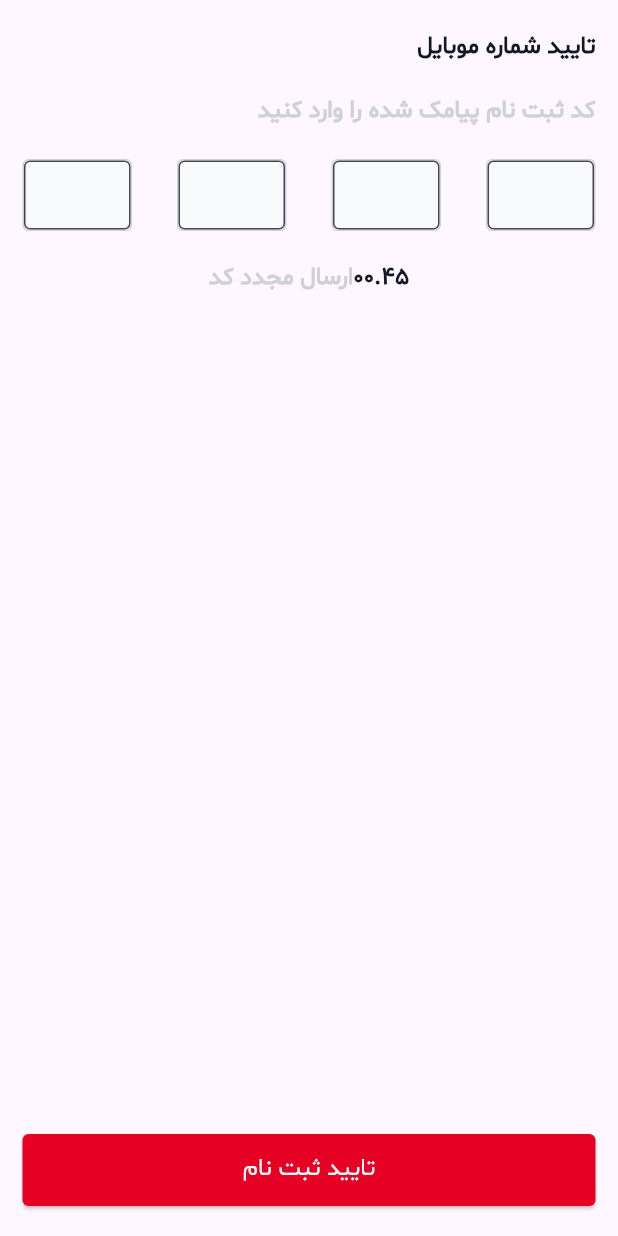
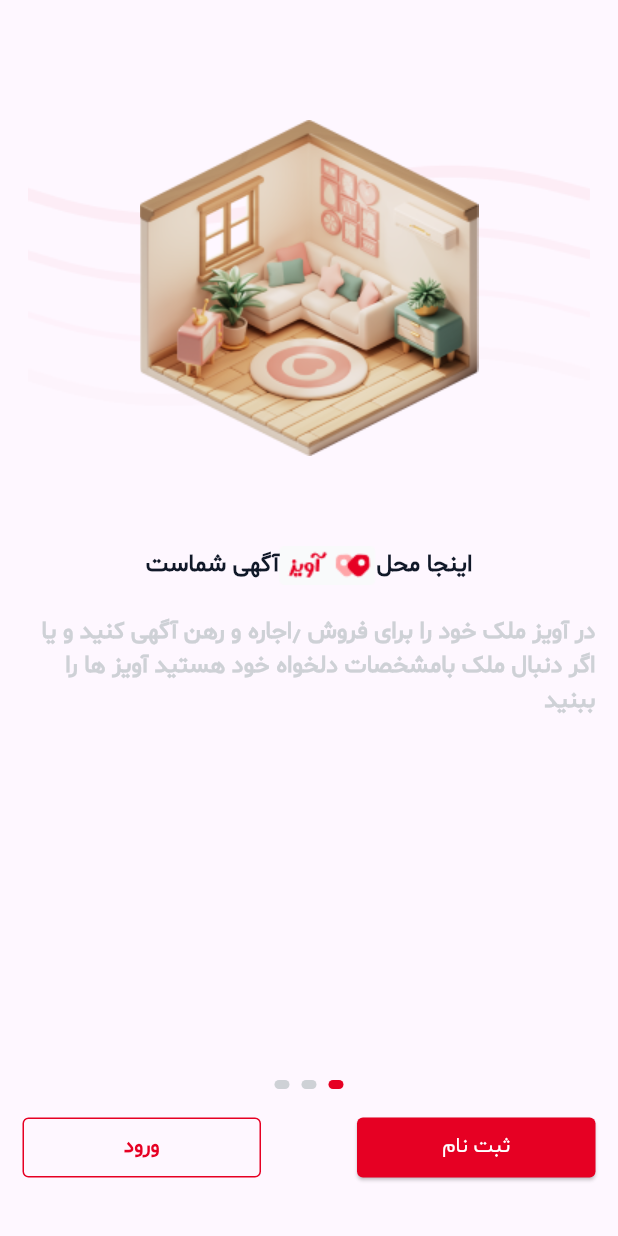
Before and after one commit to mehdishamekhi/divar_ui, a Flutter app: the screen it shows after launch, on a phone screen of 412 x 824 dp. Run offline on Flutter 3.47's test engine with Material 3 defaults, Android fonts, the phone set to English and light mode, and no system bars; drawn by our look-alikes of smooth_page_indicator; our stand-ins replace dotted_line.

Commit message:
complete welcom page

```diff
--- a/lib/main.dart
+++ b/lib/main.dart
@@ -6,6 +6,7 @@ import 'package:divar_ui/screen/login2.dart';
 import 'package:divar_ui/screen/profile_screen.dart';
 import 'package:divar_ui/screen/signup1.dart';
 import 'package:divar_ui/screen/signup2.dart';
+import 'package:divar_ui/screen/welcome_page.dart';
 import 'package:flutter/material.dart';
 
 void main() {
@@ -19,7 +20,7 @@ class MyApp extends StatelessWidget {
   Widget build(BuildContext context) {
     return MaterialApp(
       debugShowCheckedModeBanner: false,
-      home: Siginup2(),
+      home: WellcomePage(),
     );
   }
 }
--- /dev/null
+++ b/lib/screen/welcome_page.dart
@@ -0,0 +1,137 @@
+import 'package:divar_ui/util/colors.dart';
+import 'package:divar_ui/widgets/red_bottom.dart';
+import 'package:flutter/material.dart';
+import 'package:smooth_page_indicator/smooth_page_indicator.dart';
+
+class WellcomePage extends StatelessWidget {
+  const WellcomePage({super.key});
+
+  @override
+  Widget build(BuildContext context) {
+    var controller = PageController();
+    return Scaffold(
+      body: Directionality(
+        textDirection: TextDirection.rtl,
+        child: SafeArea(
+          child: Padding(
+            padding: const EdgeInsets.symmetric(
+              vertical: 20,
+              horizontal: 15,
+            ),
+            child: Column(
+              children: [
+                Padding(
+                  padding: const EdgeInsets.symmetric(vertical: 60),
+                  child: SizedBox(
+                    height: 224,
+                    width: double.infinity,
+                    child: PageView.builder(
+                      controller: controller,
+                      itemCount: 3,
+                      itemBuilder: (context, int) {
+                        return Stack(
+                          alignment: Alignment.center,
+                          children: [
+                            Image.asset('assets/images/welcome1.png'),
+                            Image.asset('assets/images/welcome2.png'),
+                          ],
+                        );
+                      },
+                    ),
+                  ),
+                ),
+                Row(
+                  mainAxisAlignment: MainAxisAlignment.center,
+                  children: [
+                    const Text(
+                      'اینجا محل',
+                      style: TextStyle(
+                        fontSize: 16,
+                        fontFamily: 'shabnam',
+                        color: AppColor.black,
+                        fontWeight: FontWeight.bold,
+                      ),
+                    ),
+                    Image.asset('assets/images/loginframe.png'),
+                    const Text(
+                      'آگهی شماست',
+                      style: TextStyle(
+                        fontSize: 16,
+                        fontFamily: 'shabnam',
+                        color: AppColor.black,
+                        fontWeight: FontWeight.bold,
+                      ),
+                    ),
+                  ],
+                ),
+                const SizedBox(
+                  height: 20,
+                ),
+                const Text(
+                  'در آویز ملک خود را برای فروش ٫اجاره و رهن آگهی کنید و یا اگر دنبال ملک بامشخصات دلخواه خود هستید آویز ها را ببنید',
+                  style: TextStyle(
+                    fontSize: 16,
+                    fontFamily: 'shabnam',
+                    color: AppColor.grey,
+                    fontWeight: FontWeight.bold,
+                  ),
+                ),
+                const Spacer(),
+                SmoothPageIndicator(
+                  effect: const WormEffect(
+                    dotColor: AppColor.grey,
+                    activeDotColor: AppColor.red,
+                    dotHeight: 6,
+                    dotWidth: 10,
+                    type: WormType.normal,
+                  ),
+                  controller: controller,
+                  count: 3,
+                ),
+                Padding(
+                  padding: const EdgeInsets.symmetric(
+                    vertical: 15,
+                  ),
+                  child: Row(
+                    children: [
+                      const RedBottom(
+                        radius: 4,
+                        width: 159,
+                        height: 40,
+                        topic: 'ثبت نام',
+                        fontsize: 14,
+                      ),
+                      const Spacer(),
+                      Container(
+                        height: 40,
+                        width: 159,
+                        decoration: BoxDecoration(
+                          border: Border.all(
+                            width: 1,
+                            color: AppColor.red,
+                          ),
+                          borderRadius: BorderRadius.circular(4),
+                        ),
+                        child: const Center(
+                          child: Text(
+                            'ورود',
+                            style: TextStyle(
+                              fontSize: 14,
+                              fontFamily: 'shabnam',
+                              color: AppColor.red,
+                              fontWeight: FontWeight.bold,
+                            ),
+                          ),
+                        ),
+                      ),
+                    ],
+                  ),
+                )
+              ],
+            ),
+          ),
+        ),
+      ),
+    );
+  }
+}
--- a/pubspec.yaml
+++ b/pubspec.yaml
@@ -36,6 +36,7 @@ dependencies:
   # Use with the CupertinoIcons class for iOS style icons.
   cupertino_icons: ^1.0.2
   dotted_line: ^3.2.2
+  smooth_page_indicator: ^1.1.0
 
 dev_dependencies:
   flutter_test:
```
Also changed, not shown: assets/images/welcome1.png (added), assets/images/welcome2.png (added), pubspec.lock.
